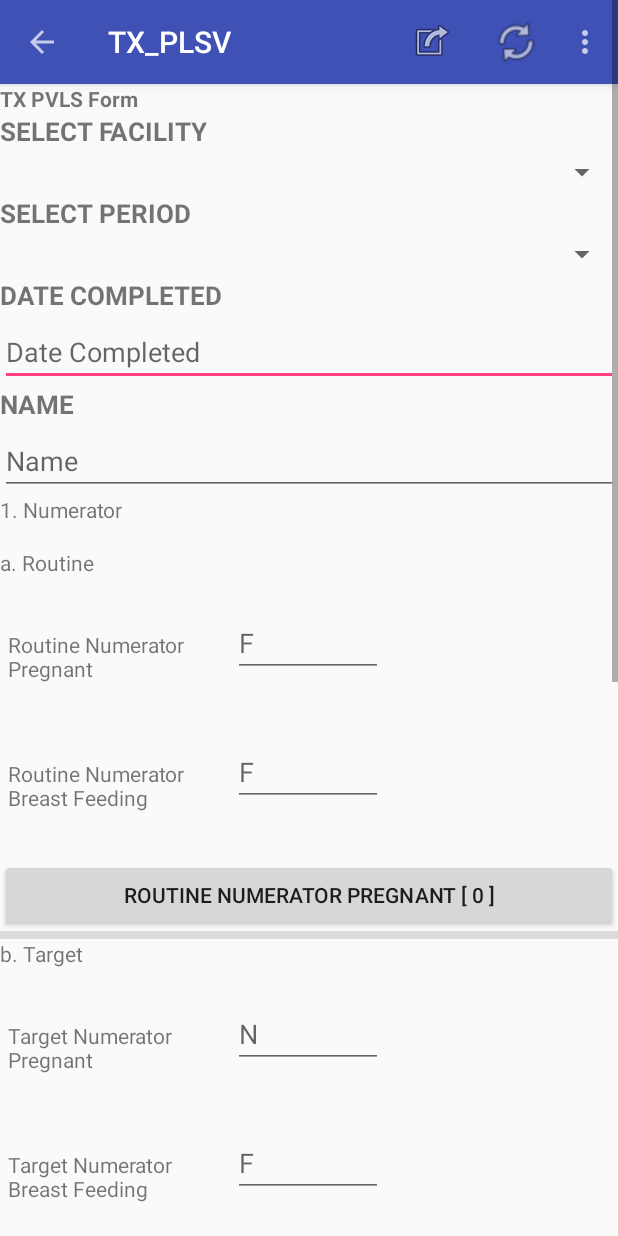
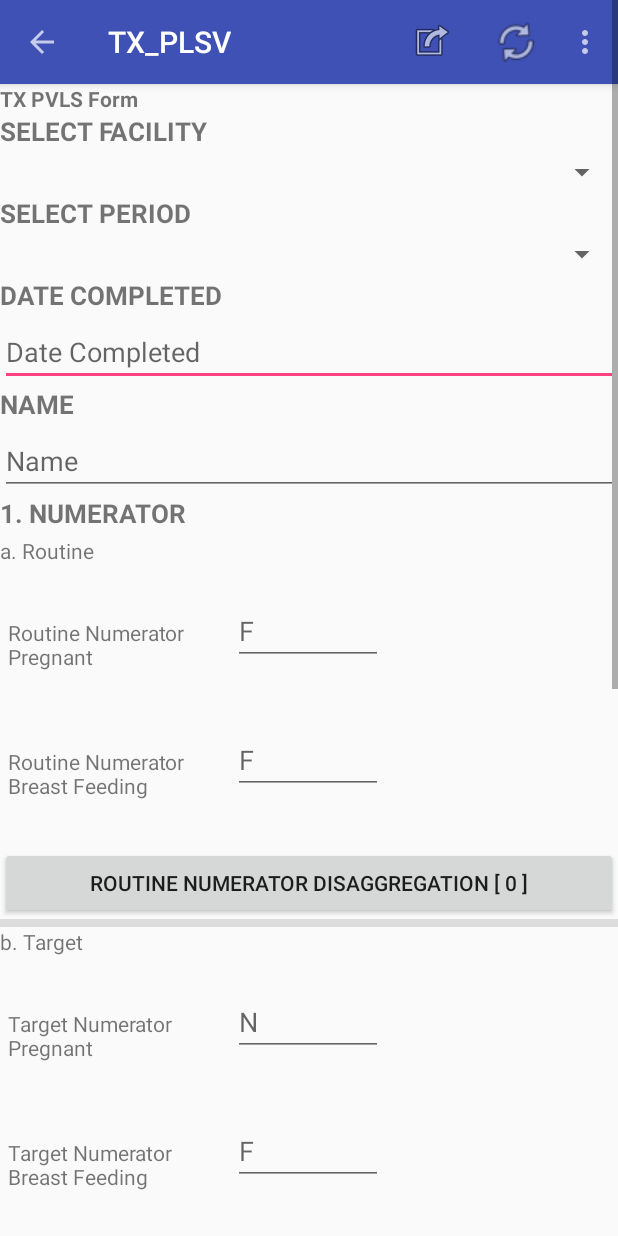
Before and after one commit to mbaradza/pangea, an Android app: the TXPLSVFormActivity screen opened directly, with no data from a screen before it, on a phone screen of 412 x 824 dp. Run offline under Robolectric (Android 15) with nearby library versions, the phone set to English and light mode, and no system bars; libraries missing offline, so code that uses them is left out: com.activeandroid, com.activeandroid.annotation, com.activeandroid.query, com.squareup.okhttp; 3 statements that could not run were skipped.

Commit message:
fix tx_plvls form display

```diff
--- a/app/src/main/res/layout/tx_pvls_form_activity.xml
+++ b/app/src/main/res/layout/tx_pvls_form_activity.xml
@@ -69,10 +69,8 @@
             android:layout_height="wrap_content">
 
             <TextView
-                android:layout_width="200dp"
-                android:layout_height="wrap_content"
-                android:text="1. Numerator"
-                android:paddingBottom="@dimen/fab_margin" />
+                style="@style/TextViewInputStyle"
+                android:text="1. Numerator"></TextView>
 
             <TextView
                 android:layout_width="200dp"
@@ -189,10 +187,8 @@
                 android:background="?android:attr/dividerHorizontal" />
 
             <TextView
-                android:layout_width="200dp"
-                android:layout_height="wrap_content"
-                android:text="2. Denominator"
-                android:paddingBottom="@dimen/fab_margin" />
+                style="@style/TextViewInputStyle"
+                android:text="2. Denominator"></TextView>
 
             <TextView
                 android:layout_width="200dp"
--- a/app/src/main/res/values/strings.xml
+++ b/app/src/main/res/values/strings.xml
@@ -72,9 +72,9 @@
 
     <string name="entry_point">Disaggregated by Facility Delivery Point Number tested and number tested positive</string>
 
-    <string name="tx_pvls_question_one">Routine Numerator Pregnant</string>
-    <string name="tx_pvls_question_two">Routine Numerator Breast Feeding</string>
-    <string name="tx_pvls_question_three">Target Denominator Pregnant</string>
-    <string name="tx_pvls_question_four">Target Denominator Breast Feeding</string>
+    <string name="tx_pvls_question_one">Routine Numerator Disaggregation</string>
+    <string name="tx_pvls_question_two">Targeted Numerator Disaggregation</string>
+    <string name="tx_pvls_question_three">Routine Denominator Disaggregation</string>
+    <string name="tx_pvls_question_four">Target Denominator Disaggregation</string>
 
 </resources>
```
